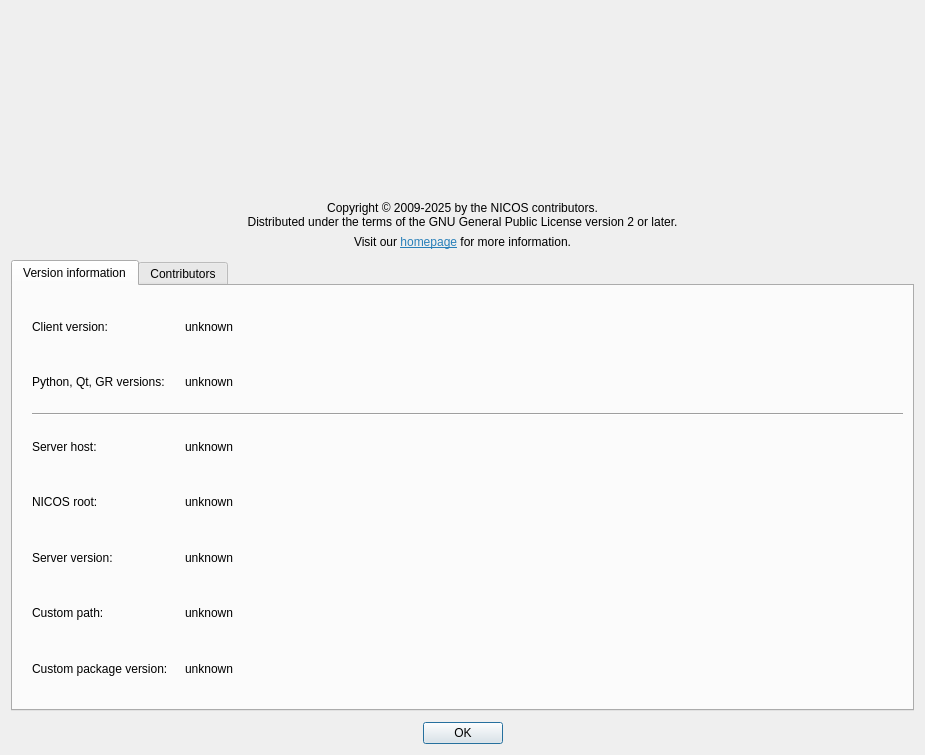
Qt form nicos/clients/gui/dialogs/about.ui (mlz-ictrl/nicos) before a commit.
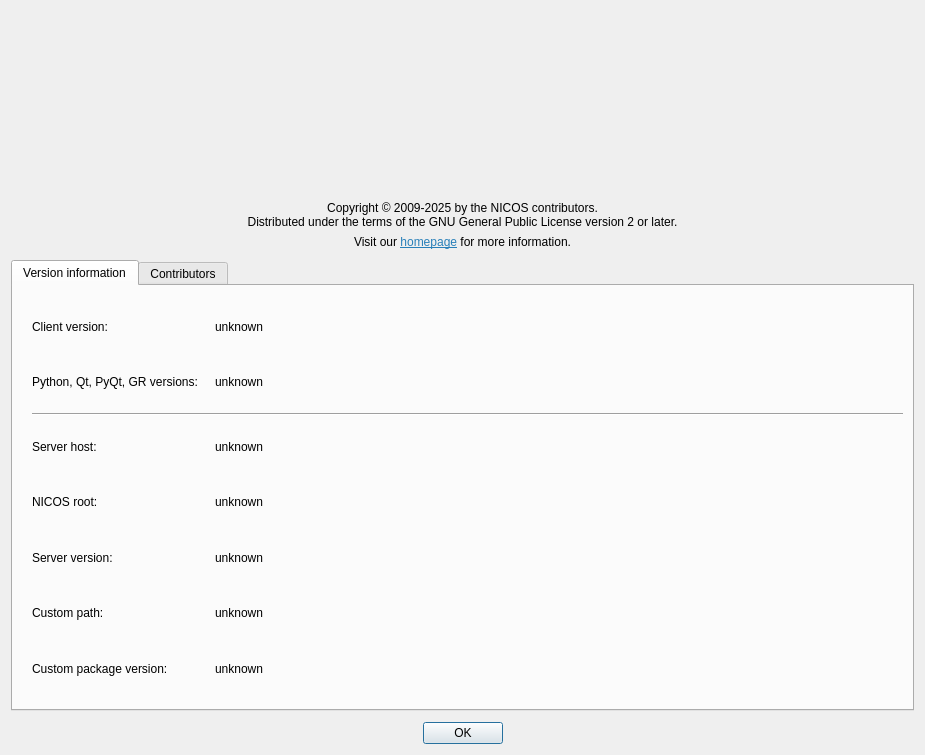
The same form after that commit. Icons and pictures are not drawn.

Commit message:
GUI/dialog/about: Add PyQt version info string
The number of text entries for the version information wasn't the same
for the version entries itself, so it was difficult to bring the Qt and
PyQt version together.
Entry 'PyQt' is added.

The edit to the form file:
```diff
--- a/nicos/clients/gui/dialogs/about.ui
+++ b/nicos/clients/gui/dialogs/about.ui
@@ -398,7 +398,7 @@
        <item row="2" column="1">
         <widget class="QLabel" name="label_10">
          <property name="text">
-          <string>Python, Qt, GR versions:</string>
+          <string>Python, Qt, PyQt, GR versions:</string>
          </property>
         </widget>
        </item>
```
